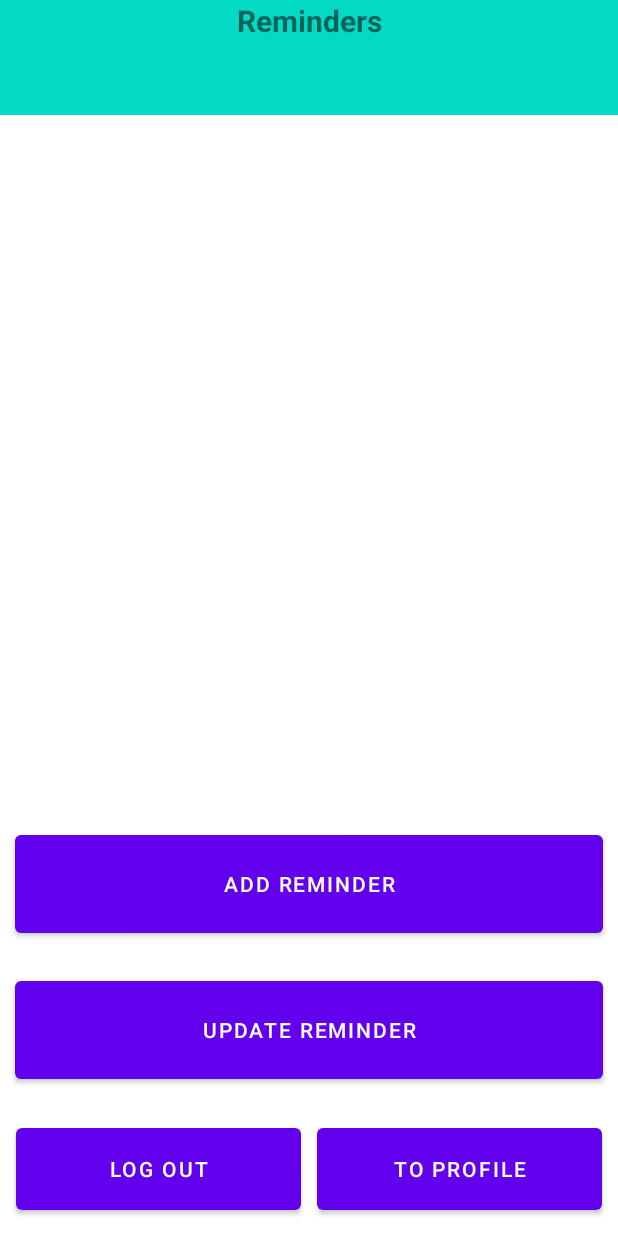
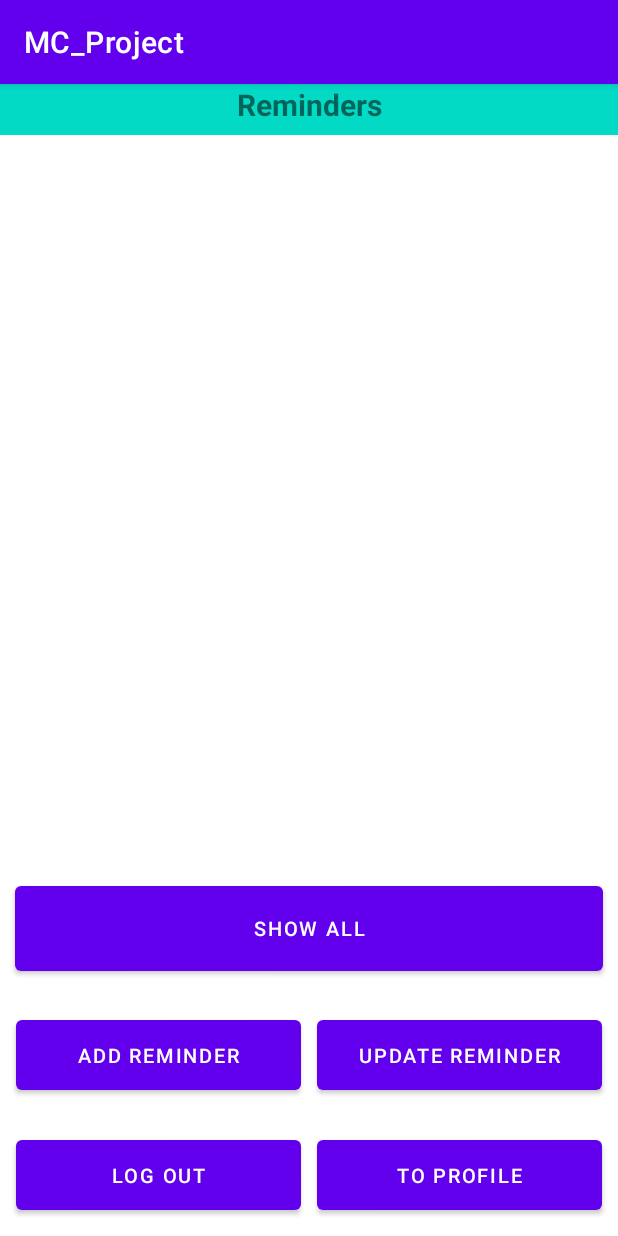
Before and after one commit to pportron/MC_Project, an Android app: the Main screen opened directly, with no data from a screen before it, on a phone screen of 412 x 824 dp. Run offline under Robolectric (Android 15) with nearby library versions, the phone set to English and light mode, and no system bars.

Commit message:
HW3 Basic + Show All

```diff
--- a/app/src/main/java/com/mobilecomputing/mc_project/Main.java
+++ b/app/src/main/java/com/mobilecomputing/mc_project/Main.java
@@ -9,6 +9,7 @@ import android.database.Cursor;
 import android.database.sqlite.SQLiteDatabase;
 import android.os.Bundle;
 import android.view.View;
+import android.widget.Button;
 import android.widget.Toast;
 
 import java.util.ArrayList;
@@ -19,11 +20,21 @@ public class Main extends AppCompatActivity {
     private ArrayList<Reminder> arraylist;
     private RecyclerViewAdapter recyclerviewadapter;
     private String classname = "Main";
+    private static final String KEY_SHOW = "ToShow";
 
     @Override
     protected void onCreate(Bundle savedInstanceState) {
         super.onCreate(savedInstanceState);
         setContentView(R.layout.main);
+
+        Bundle Extras = getIntent().getExtras();
+        int ToShow=0;
+        if (Extras != null)
+        {
+            ToShow = 1;
+        }
+
+
         ListRmd = (RecyclerView) findViewById(R.id.ReminderList);
 
         DBHandler dbHandler = new DBHandler(Main.this);
@@ -32,7 +43,7 @@ public class Main extends AppCompatActivity {
         while (c.moveToNext())
         {
             Reminder reminder = new Reminder(c.getInt(0),c.getString(1),c.getString(2),c.getString(3),c.getString(4),c.getInt(5),c.getDouble(6),c.getDouble(7));
-            if (reminder.getReminder_seen() == 1)
+            if (reminder.getReminder_seen() == 1 || ToShow == 1)
             {
                 arraylist.add(reminder);
             }
@@ -57,6 +68,18 @@ public class Main extends AppCompatActivity {
         ListRmd.setAdapter(recyclerviewadapter);
         ListRmd.setLayoutManager(new LinearLayoutManager(Main.this));
 
+        Button ShowBtn = (Button) findViewById(R.id.ShowAllBtn);
+        ShowBtn.setOnClickListener(new View.OnClickListener() {
+            @Override
+            public void onClick(View view) {
+                finish();
+                overridePendingTransition(0, 0);
+                Intent intent = getIntent();
+                intent.putExtra(KEY_SHOW,"1");
+                startActivity(intent);
+                overridePendingTransition(0, 0);
+            }
+        });
     }
 
     public void GoToLogin(View view) {
--- a/app/src/main/res/layout/main.xml
+++ b/app/src/main/res/layout/main.xml
@@ -9,7 +9,7 @@
         android:id="@+id/EnteteMain"
         android:layout_width="match_parent"
         android:layout_height="0dp"
-        android:layout_weight="0.1"
+        android:layout_weight="0.05"
         android:text="Reminders"
         android:textAlignment="center"
         android:textStyle="bold"
@@ -21,30 +21,48 @@
         android:id="@+id/ReminderList"
         android:layout_width="match_parent"
         android:layout_height="0dp"
-        android:layout_weight="0.6">
+        android:layout_weight="0.7">
+
 
     </androidx.recyclerview.widget.RecyclerView>
 
 
-
-
-
     <Button
-        android:id="@+id/AddButton"
+        android:id="@+id/ShowAllBtn"
         android:layout_width="match_parent"
         android:layout_height="0dp"
         android:layout_weight="0.1"
-        android:layout_margin="10dp"
-        android:onClick="GoToAddReminder"
-        android:text="Add Reminder" />
-    <Button
-        android:id="@+id/UpdateButton"
+        android:textSize="13sp"
+        android:text="Show All"
+        android:layout_margin="10dp" />
+
+    <LinearLayout
         android:layout_width="match_parent"
         android:layout_height="0dp"
         android:layout_weight="0.1"
-        android:layout_margin="10dp"
-        android:onClick="GoToUpdate"
-        android:text="Update Reminder" />
+        android:layout_margin="5dp"
+        android:orientation="horizontal">
+
+        <Button
+            android:id="@+id/AddButton"
+            android:layout_width="0dp"
+            android:layout_height="match_parent"
+            android:layout_margin="5dp"
+            android:layout_weight="0.5"
+            android:textSize="13sp"
+            android:onClick="GoToAddReminder"
+            android:text="Add Reminder" />
+
+        <Button
+            android:id="@+id/UpdateButton"
+            android:layout_width="0dp"
+            android:layout_height="match_parent"
+            android:layout_margin="5dp"
+            android:textSize="13sp"
+            android:layout_weight="0.5"
+            android:onClick="GoToUpdate"
+            android:text="Update Reminder" />
+    </LinearLayout>
 
     <LinearLayout
         android:layout_width="match_parent"
@@ -58,6 +76,7 @@
             android:layout_width="0dp"
             android:layout_height="match_parent"
             android:layout_margin="5dp"
+            android:textSize="13sp"
             android:layout_weight="0.5"
             android:onClick="GoToLogin"
             android:text="Log Out" />
@@ -67,10 +86,12 @@
             android:layout_width="0dp"
             android:layout_height="match_parent"
             android:layout_weight="0.5"
+            android:textSize="13sp"
             android:layout_margin="5dp"
             android:text="To Profile"
             android:onClick="GoToProfile"/>
     </LinearLayout>
 
 
+
 </LinearLayout>
--- a/app/src/main/res/values/themes.xml
+++ b/app/src/main/res/values/themes.xml
@@ -1,6 +1,6 @@
 <resources xmlns:tools="http://schemas.android.com/tools">
     <!-- Base application theme. -->
-    <style name="Theme.MC_Project" parent="Theme.MaterialComponents.DayNight.NoActionBar">
+    <style name="Theme.MC_Project" parent="Theme.MaterialComponents.DayNight.DarkActionBar">
         <!-- Primary brand color. -->
         <item name="colorPrimary">@color/purple_500</item>
         <item name="colorPrimaryVariant">@color/purple_700</item>
```
Also changed, not shown: app/build.gradle (+1 -10 lines), app/src/main/java/com/mobilecomputing/mc_project/Register.java (+7 -4 lines), app/src/main/res/drawable/ic_baseline_keyboard_arrow_down_24.xml (added, +10 -0 lines), app/src/main/res/layout/register.xml (renamed from app/src/main/res/layout/activity_register.xml, +31 -21 lines).
